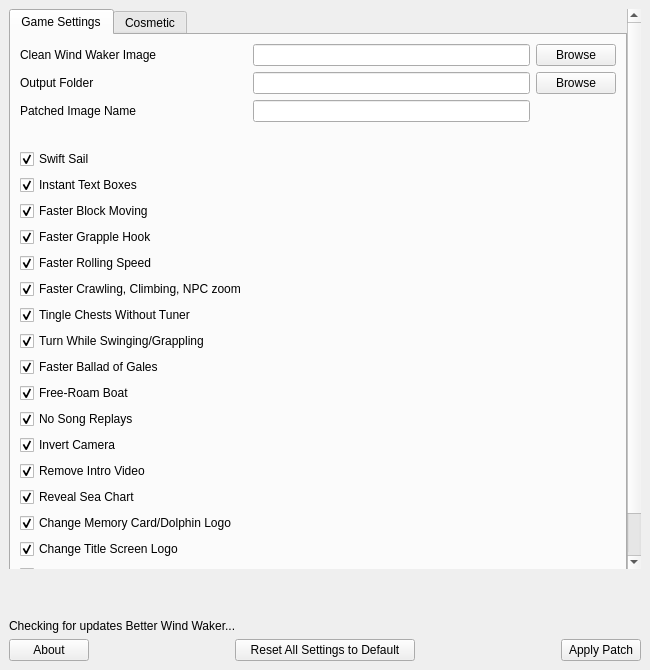
The window that wwr_ui/randomizer_window.ui (wooferzfg/wwrando) describes before a commit, drawn with Qt 5.
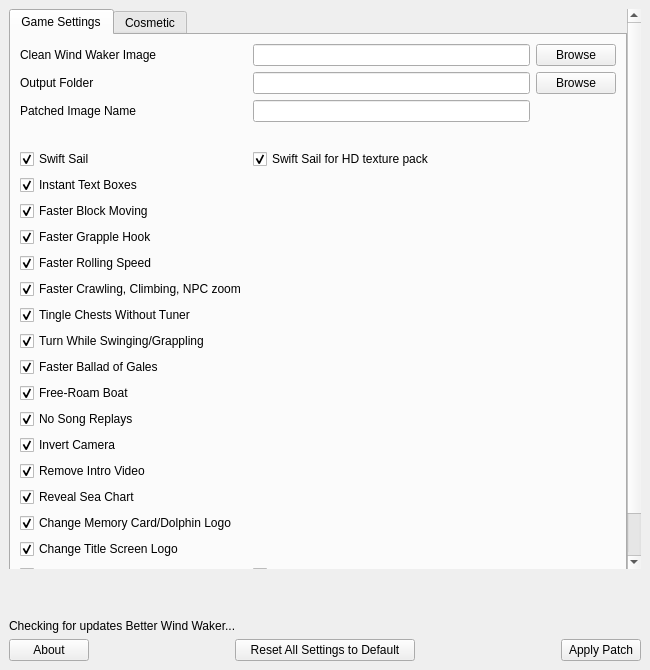
The same window after the commit. The open tabs and pages were chosen to show the change.

```diff
--- a/wwr_ui/randomizer_window.ui
+++ b/wwr_ui/randomizer_window.ui
@@ -285,6 +285,26 @@
                  </property>
                 </widget>
                </item>
+              <item row="22" column="1">
+                <widget class="QCheckBox" name="brisk_sail2">
+                 <property name="text">
+                  <string>Brisk Sail for HD texture pack</string>
+                 </property>
+                 <property name="checked">
+                  <bool>true</bool>
+                 </property>
+                </widget>
+               </item>
+              <item row="5" column="1">
+                <widget class="QCheckBox" name="swift_sail2">
+                 <property name="text">
+                  <string>Swift Sail for HD texture pack</string>
+                 </property>
+                 <property name="checked">
+                  <bool>true</bool>
+                 </property>
+                </widget>
+               </item>
               <item row="23" column="0">
                <widget class="QLabel" name="label_8">
                 <property name="text">
```
